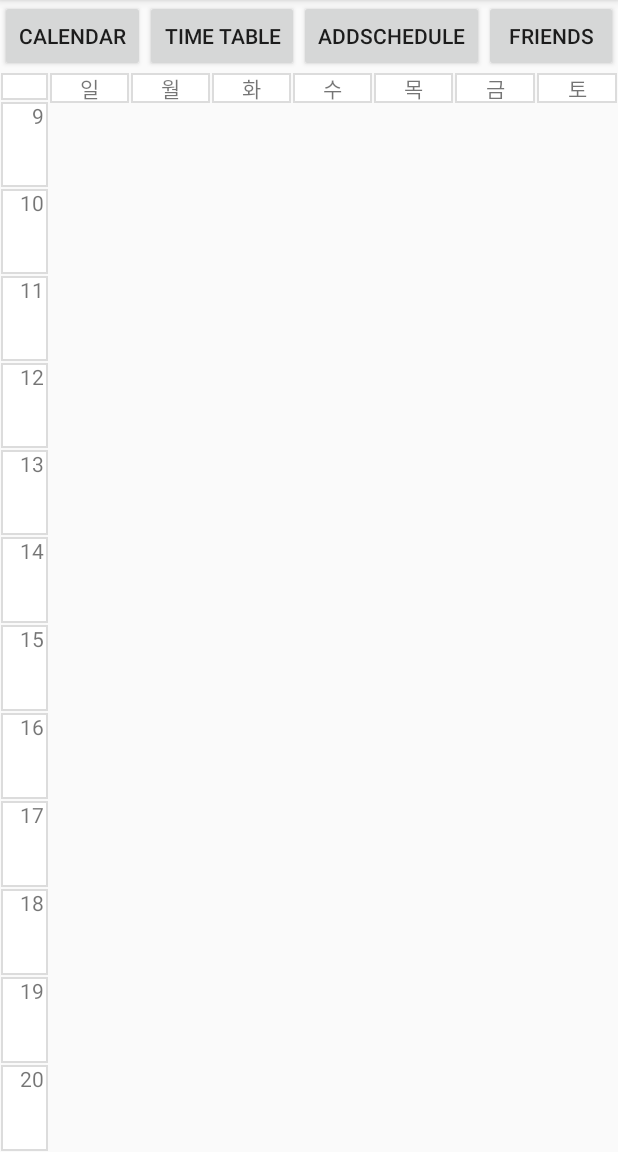
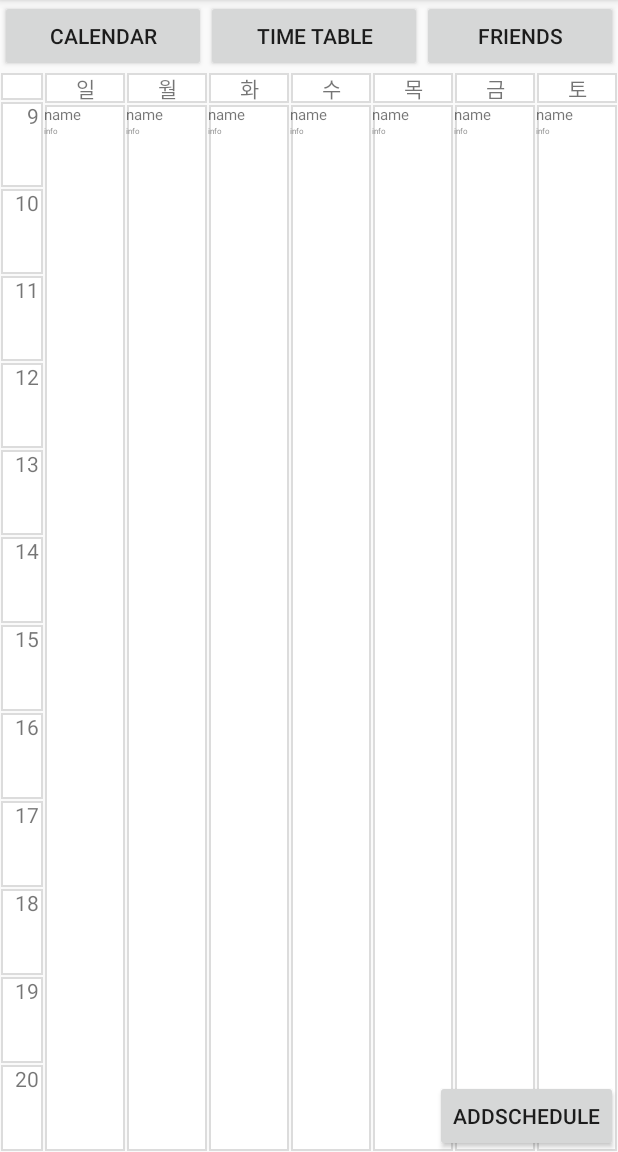
Before and after one commit to yhjsoar/Ddokkael, an Android app: the screen it shows after launch (MainActivity), on a phone screen of 412 x 824 dp, the part 84-1236 px from its top. Run offline under Robolectric (Android 15) with nearby library versions, the phone set to English and light mode, and no system bars.

Commit message:
add custom schedule view

```diff
--- a/app/src/main/java/com/example/myapplication/CustomAdapter.java
+++ b/app/src/main/java/com/example/myapplication/CustomAdapter.java
@@ -117,6 +117,18 @@ public class CustomAdapter extends PagerAdapter {
                 layout[0].addView(textView_time);
             }
 
+            for(int i = 1; i<8; i++){
+                int time = 1;
+                LinearLayout.LayoutParams scheduleParams = new LinearLayout.LayoutParams(LinearLayout.LayoutParams.MATCH_PARENT, LinearLayout.LayoutParams.WRAP_CONTENT);
+                scheduleParams.weight = time;
+                ScheduleView schedule = new ScheduleView(view.getContext());
+                schedule.schedule_name.setText("name");
+                schedule.schedule_info.setText("info");
+                schedule.setBackgroundResource(R.drawable.timetable_time_edge);
+                schedule.setLayoutParams(scheduleParams);
+                layout[i].addView(schedule);
+            }
+
         // friends
         } else {
             view = inflater.inflate(R.layout.friends, null);
--- /dev/null
+++ b/app/src/main/java/com/example/myapplication/ScheduleView.java
@@ -0,0 +1,73 @@
+package com.example.myapplication;
+
+import android.content.Context;
+import android.content.res.TypedArray;
+import android.os.Build;
+import android.support.annotation.RequiresApi;
+import android.util.AttributeSet;
+import android.view.LayoutInflater;
+import android.view.View;
+import android.widget.LinearLayout;
+import android.widget.TextView;
+
+public class ScheduleView extends LinearLayout {
+    private Context context;
+
+    TextView schedule_name;
+    TextView schedule_info;
+    LinearLayout schedule_layout;
+
+    public ScheduleView(Context context) {
+        super(context);
+        this.context = context;
+        init();
+    }
+
+    public ScheduleView(Context context, AttributeSet attrs){
+        super(context, attrs);
+        this.context = context;
+        init();
+        getAttrs(attrs);
+    }
+
+    public ScheduleView(Context context, AttributeSet attrs, int defStyleAttr){
+        super(context, attrs, defStyleAttr);
+        this.context = context;
+        init();
+        getAttrs(attrs, defStyleAttr);
+    }
+
+    private void init(){
+        String inflaterService = Context.LAYOUT_INFLATER_SERVICE;
+        LayoutInflater layoutInflater = (LayoutInflater) getContext().getSystemService(inflaterService);
+        View view = layoutInflater.inflate(R.layout.schedule, ScheduleView.this, false);
+        addView(view);
+        schedule_name = findViewById(R.id.schedule_name);
+        schedule_info = findViewById(R.id.schedule_info);
+        schedule_layout = findViewById(R.id.schedule_layout);
+
+        schedule_name.setText("name");
+        schedule_info.setText("info");
+    }
+
+    private void getAttrs(AttributeSet attrs){
+        TypedArray typedArray = getContext().obtainStyledAttributes(attrs, R.styleable.ScheduleView);
+        setTypeArray(typedArray);
+    }
+
+    private void getAttrs(AttributeSet attrs, int defStyle){
+        TypedArray typedArray = getContext().obtainStyledAttributes(attrs, R.styleable.ScheduleView, defStyle, 0);
+        setTypeArray(typedArray);
+    }
+
+    private void setTypeArray(TypedArray typedArray){
+        String name_string = typedArray.getString(R.styleable.ScheduleView_name);
+        schedule_name.setText(name_string);
+        String info_string = typedArray.getString(R.styleable.ScheduleView_info);
+        schedule_info.setText(info_string);
+        Integer layout_color = typedArray.getColor(R.styleable.ScheduleView_backgroundColor, 0);
+        schedule_layout.setBackgroundColor(layout_color);
+
+        typedArray.recycle();
+    }
+}
--- a/app/src/main/res/layout/activity_main.xml
+++ b/app/src/main/res/layout/activity_main.xml
@@ -5,6 +5,9 @@
     android:layout_height="match_parent"
     tools:context=".MainActivity">
 
+    <FrameLayout
+        android:layout_width="match_parent"
+        android:layout_height="match_parent">
         <LinearLayout
             android:orientation="vertical"
             android:layout_width="match_parent"
@@ -28,12 +31,6 @@
                     android:layout_height="wrap_content"
                     android:text="Time Table"/>
                 <Button
-                android:id="@+id/button4"
-                android:layout_weight="1"
-                android:layout_width="wrap_content"
-                android:layout_height="wrap_content"
-                android:text="addSchedule"/>
-            <Button
                     android:id="@+id/button3"
                     android:layout_weight="1"
                     android:layout_width="wrap_content"
@@ -47,5 +44,15 @@
                 android:layout_width="match_parent"
                 android:layout_height="match_parent"/>
         </LinearLayout>
+        <Button
+            android:id="@+id/button4"
+            android:layout_gravity="right|bottom"
+            android:layout_weight="1"
+            android:layout_width="wrap_content"
+            android:layout_height="wrap_content"
+            android:text="addSchedule"/>
+
+    </FrameLayout>
+
 
 </android.support.constraint.ConstraintLayout>
--- /dev/null
+++ b/app/src/main/res/layout/schedule.xml
@@ -0,0 +1,23 @@
+<?xml version="1.0" encoding="utf-8"?>
+<LinearLayout xmlns:android="http://schemas.android.com/apk/res/android"
+    android:id="@+id/schedule_layout"
+    android:orientation="vertical"
+    android:layout_width="match_parent"
+    android:layout_height="match_parent"
+    android:background="@drawable/timetable_time_edge">
+
+    <TextView
+        android:layout_width="match_parent"
+        android:layout_height="wrap_content"
+        android:id="@+id/schedule_name"
+        android:text="schedule"
+        android:textSize="10dp" />
+
+    <TextView
+        android:layout_width="match_parent"
+        android:layout_height="wrap_content"
+        android:id="@+id/schedule_info"
+        android:text="info"
+        android:textSize="5dp"/>
+
+</LinearLayout>
```
Also changed, not shown: app/src/main/java/com/example/myapplication/SettingTimeActivity.java (added, +37 -0 lines), app/src/main/res/layout/add_schedule.xml (+32 -36 lines), app/src/main/res/layout/settingtime.xml (added, +9 -0 lines), app/src/main/res/values/attrs.xml (added, +8 -0 lines). Lines whose indentation alone changed are shown as unchanged.
